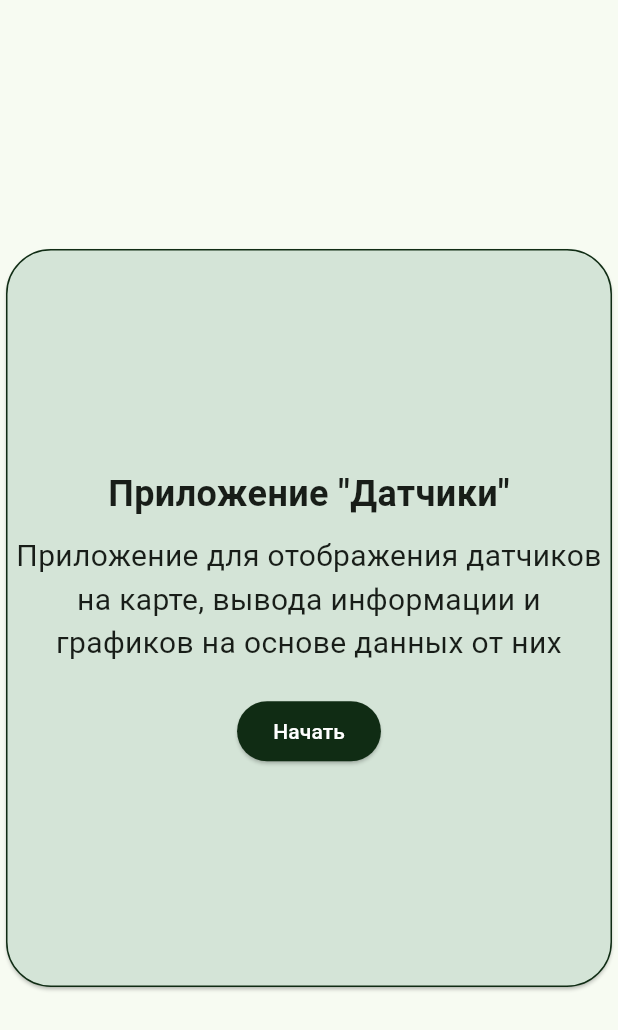
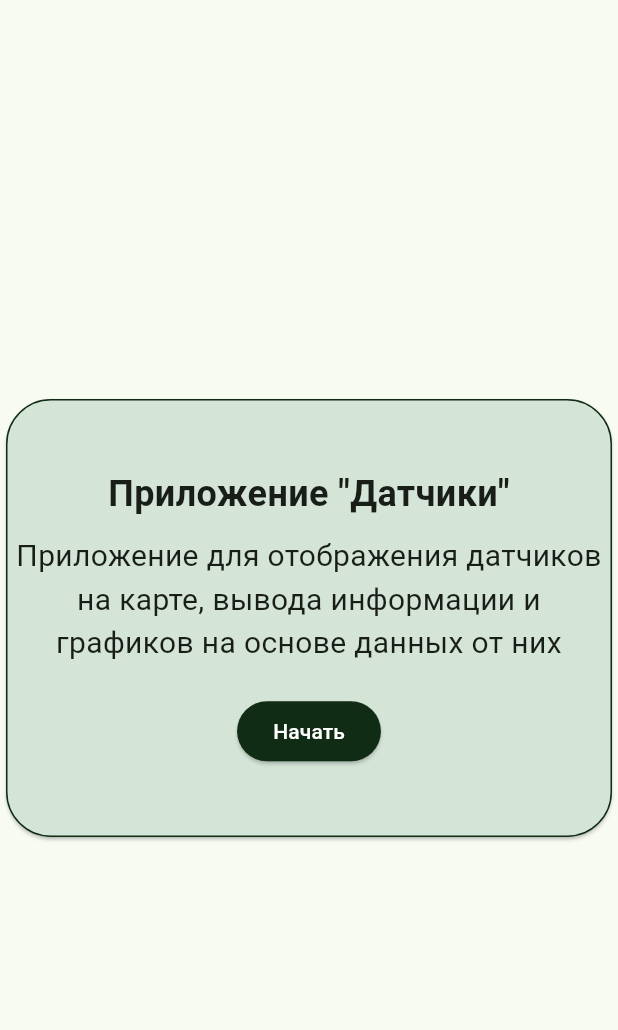
Before and after one commit to TatianaChF/sensors, a Flutter app: the screen it shows after launch, on a phone screen of 412 x 824 dp. Shown: the top 1030 px of the screen. Run offline on Flutter 3.47's test engine with Material 3 defaults, Android fonts, the phone set to English and light mode, and no system bars.

```diff
--- a/lib/main.dart
+++ b/lib/main.dart
@@ -19,6 +19,7 @@ class MyApp extends StatelessWidget {
         useMaterial3: true,
       ),
       home: const MyHomePage(),
+      debugShowCheckedModeBanner: false
     );
   }
 }
@@ -32,7 +33,7 @@ class MyHomePage extends StatelessWidget {
       body: Center(
         child: Container(
           width: 600,
-          height: 500,
+          height: 300,
           child: Card(
             color: Color(0xFFD4E4D7),
             shape: RoundedRectangleBorder(
```
